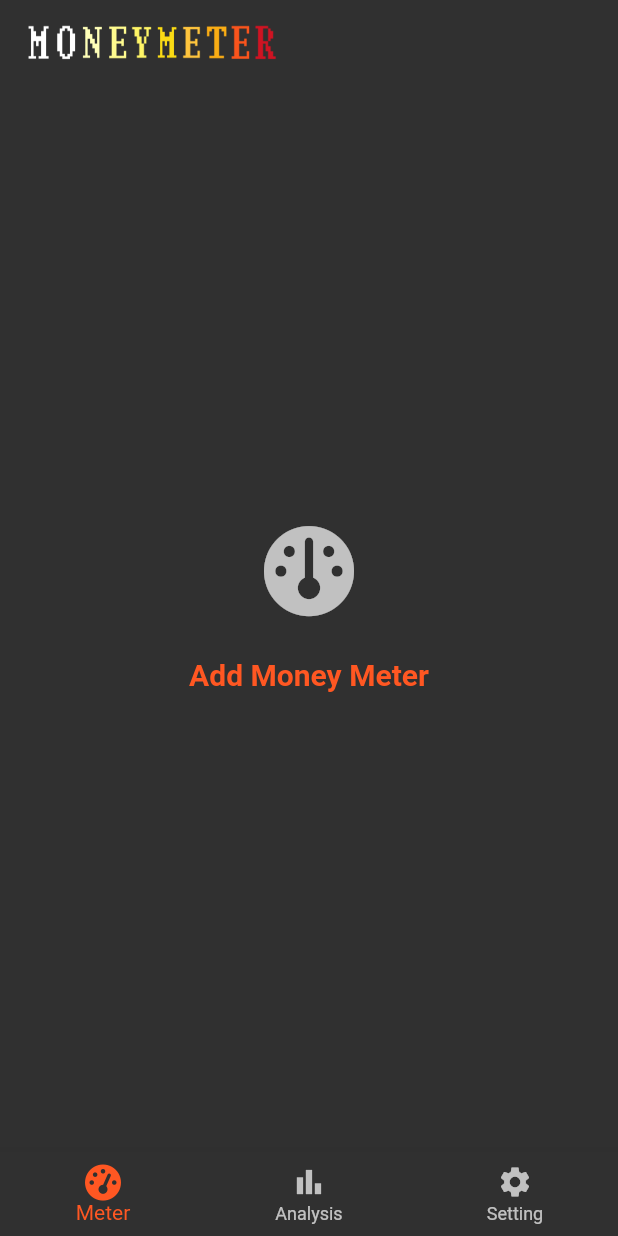
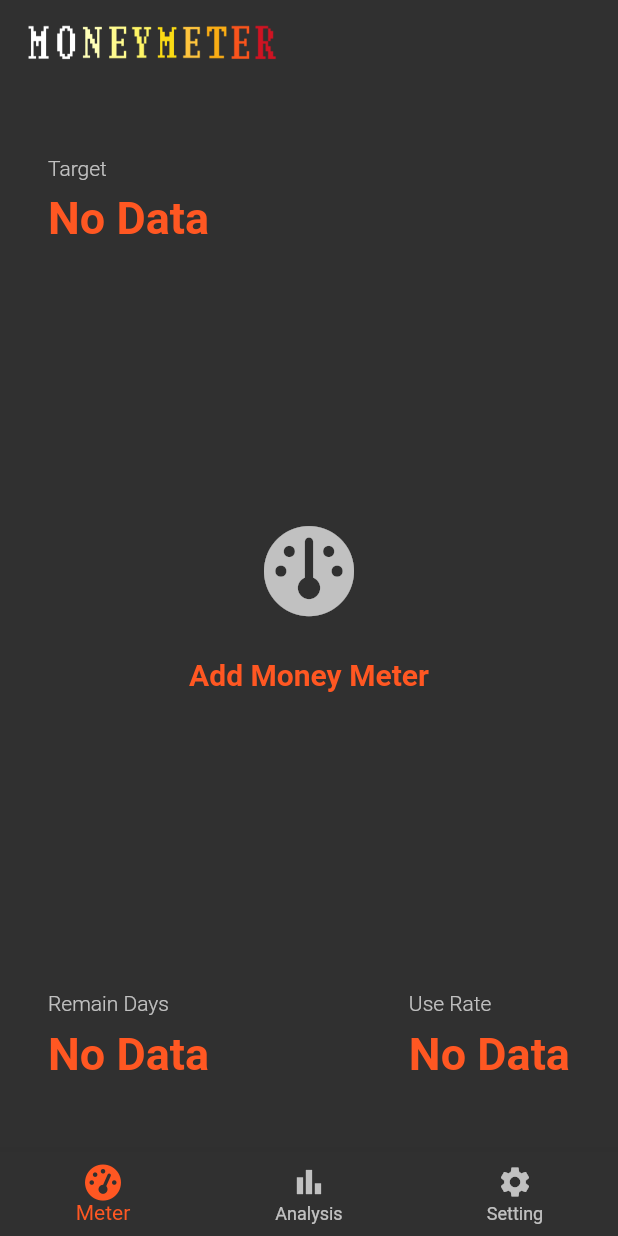
Before and after one commit to kolbe-ryo/budget_scouter, a Flutter app: the screen it shows after launch, on a phone screen of 412 x 824 dp. Run offline on Flutter 3.47's test engine with Material 2 defaults, Android fonts, the phone set to English and light mode, and no system bars; our stand-ins replace flutter_riverpod, font_awesome_flutter, freezed_annotation, pie_chart, shared_preferences; generated files the repository leaves out were written again.

Commit message:
Display model

```diff
--- a/lib/constant/style.dart
+++ b/lib/constant/style.dart
@@ -2,6 +2,12 @@
 import 'package:flutter/material.dart';
 
 const kSpacing = 16.0;
+
+kTextStyleCaption({Color color = kThemeColor}) => TextStyle(
+      color: color,
+      fontSize: 30,
+      fontWeight: FontWeight.w600,
+    );
 
 const kTextStylePrimary = TextStyle(
   color: kThemeColor,
--- a/lib/enum/meter_radius_enum.dart
+++ b/lib/enum/meter_radius_enum.dart
@@ -16,7 +16,7 @@ extension MeterRadiusEnumExt on MeterRadiusEnum {
       case MeterRadiusEnum.smallOuter:
         return constraints.maxWidth / 3;
       case MeterRadiusEnum.largeInner:
-        return constraints.maxWidth - 30;
+        return constraints.maxWidth - 45;
       case MeterRadiusEnum.largeOuter:
         return constraints.maxWidth;
     }
--- a/lib/model/money_meter_model.dart
+++ b/lib/model/money_meter_model.dart
@@ -17,7 +17,6 @@ class MoneyMeterModel with _$MoneyMeterModel {
     @Default('') String target,
     @Default(0) int initBalance,
     @Default(0) int balance,
-    @Default(0) int remainDays,
     @Default(CurrencyDataEnum.dollar) CurrencyDataEnum currency,
     @Default(true) isForwardBalance,
     @Default(<MoneyConsumptionHistoryModel>[]) List<MoneyConsumptionHistoryModel> moneyConsumptionHistoryModelList,
@@ -25,5 +24,11 @@ class MoneyMeterModel with _$MoneyMeterModel {
 
   factory MoneyMeterModel.fromJson(Map<String, dynamic> json) => _$MoneyMeterModelFromJson(json);
 
-  int get balanceRatio => (balance / initBalance).ceil();
+  String get balanceRatio {
+    try {
+      return ((balance / initBalance).ceil() * 100).toString();
+    } catch (error) {
+      return 0.toString();
+    }
+  }
 }
--- a/lib/service/shared_preference_service.dart
+++ b/lib/service/shared_preference_service.dart
@@ -28,9 +28,9 @@ class SharedPreferenceService implements SharedPreferenceInterface {
   Future<void> save(MoneyMeterModel value) async {
     final storage = await _storage;
     final savingItem = json.encode(value.toJson());
-    if (storage.containsKey(kStorageKey)) {
-      await storage.setString(kStorageKey, savingItem);
-    }
+    // if (storage.containsKey(kStorageKey)) {
+    await storage.setString(kStorageKey, savingItem);
+    // }
     return;
   }
 
--- /dev/null
+++ b/lib/util/number_formatter.dart
@@ -0,0 +1,9 @@
+// Package imports:
+import 'package:intl/intl.dart';
+
+class NumberFormatter {
+  static currencyFormatter(int currency) {
+    final formatter = NumberFormat("#,###");
+    return formatter.format(currency);
+  }
+}
--- a/lib/view/common/input_tile.dart
+++ b/lib/view/common/input_tile.dart
@@ -46,7 +46,11 @@ class InputTile extends ConsumerWidget {
           keyboardType: numOnly ? TextInputType.number : null,
           style: kTextStyleSecondary,
           onChanged: (String text) => ref.read(initialMoneyMeterStateProvider.state).update(
-                (state) => isTarget ? state.copyWith(target: text) : state.copyWith(initBalance: int.parse(text)),
+                (state) => isTarget
+                    ? state.copyWith(target: text)
+                    : state.copyWith(
+                        initBalance: int.parse(text),
+                      ),
               ),
         ),
       ],
--- /dev/null
+++ b/lib/view/common/top_caption_texts.dart
@@ -0,0 +1,27 @@
+// Flutter imports:
+import 'package:flutter/material.dart';
+
+// Project imports:
+import '../../constant/style.dart';
+
+class TopCaptionTexts extends StatelessWidget {
+  const TopCaptionTexts({Key? key, required this.title, required this.content}) : super(key: key);
+
+  final String title;
+  final String content;
+
+  @override
+  Widget build(BuildContext context) {
+    return Column(
+      crossAxisAlignment: CrossAxisAlignment.start,
+      children: [
+        Text(title, style: kTextStyleHint),
+        const SizedBox(height: kSpacing / 2),
+        Text(
+          content,
+          style: kTextStyleCaption(),
+        ),
+      ],
+    );
+  }
+}
--- a/lib/view/modal/money_meter_initital_setting_modal.dart
+++ b/lib/view/modal/money_meter_initital_setting_modal.dart
@@ -68,7 +68,9 @@ class MoneyMeterInitialSettingModal extends ConsumerWidget {
 
             // Validate for nothing to input
             if (moneyMeterModel.target.isNotEmpty && moneyMeterModel.initBalance > 0) {
-              ref.read(moneyMeterProvider.notifier).save(moneyMeterModel);
+              ref
+                  .read(moneyMeterProvider.notifier)
+                  .save(moneyMeterModel.copyWith(balance: moneyMeterModel.initBalance));
               Navigator.pop(context);
             } else {
               showDialog(
--- a/lib/view/money_meter/money_meter.dart
+++ b/lib/view/money_meter/money_meter.dart
@@ -1,10 +1,16 @@
 // Flutter imports:
 import 'package:flutter/material.dart';
 
+// Package imports:
+import 'package:font_awesome_flutter/font_awesome_flutter.dart';
+
 // Project imports:
+import '../../constant/style.dart';
+import '../../enum/currency_data_enum.dart';
 import '../../enum/meter_in_out_enum.dart';
 import '../../enum/meter_radius_enum.dart';
 import '../../model/money_meter_model.dart';
+import '../../util/number_formatter.dart';
 import 'meter_widget.dart';
 import 'money_meter_abstract.dart';
 import 'money_meter_additional_widget.dart';
@@ -17,7 +23,25 @@ class MoneyMeter extends MoneyMeterAbstract {
   @override
   Widget? innerTextWidget() {
     if (moneyMeterModel.hasdata) {
-      return const Text('REMAIN');
+      return Column(
+        children: [
+          Text(
+            'Balance',
+            style: kTextStyleCaption(color: kDarkTextColor),
+          ),
+          Row(
+            mainAxisAlignment: MainAxisAlignment.center,
+            children: [
+              FaIcon(moneyMeterModel.currency.icon),
+              const SizedBox(width: kSpacing / 2),
+              Text(
+                NumberFormatter.currencyFormatter(moneyMeterModel.balance).toString(),
+                style: kTextStyleCaption(color: kDarkTextColor),
+              ),
+            ],
+          ),
+        ],
+      );
     }
     return null;
   }
--- a/lib/view/page/money_meter_page.dart
+++ b/lib/view/page/money_meter_page.dart
@@ -5,7 +5,9 @@ import 'package:flutter/material.dart';
 import 'package:flutter_riverpod/flutter_riverpod.dart';
 
 // Project imports:
+import '../../constant/style.dart';
 import '../../model/money_meter_model.dart';
+import '../common/top_caption_texts.dart';
 import '../money_meter/money_meter.dart';
 import '../view_model/money_meter_page_view_model.dart';
 
@@ -18,8 +20,49 @@ class MoneyMeterPage extends ConsumerWidget {
 
   @override
   Widget build(BuildContext context, WidgetRef ref) {
+    final hadData = ref.watch(moneyMeterProvider.select((state) => state.hasdata));
     return Scaffold(
-      body: Center(child: MoneyMeter(ref.watch(moneyMeterProvider))),
+      body: FutureBuilder(
+        future: ref.read(moneyMeterProvider.notifier).fetch(),
+        builder: (context, snapShot) {
+          if (snapShot.hasData) {
+            return Column(
+              mainAxisAlignment: MainAxisAlignment.spaceBetween,
+              crossAxisAlignment: CrossAxisAlignment.stretch,
+              children: [
+                Padding(
+                  padding: const EdgeInsets.fromLTRB(kSpacing, kSpacing * 2, 0, 0),
+                  child: TopCaptionTexts(
+                    title: 'Target',
+                    content: hadData ? ref.watch(moneyMeterProvider.select((state) => state.target)) : 'No Data',
+                  ),
+                ),
+                MoneyMeter(ref.watch(moneyMeterProvider)),
+                Padding(
+                  padding: const EdgeInsets.fromLTRB(kSpacing, 0, kSpacing, kSpacing * 2),
+                  child: Row(
+                    mainAxisAlignment: MainAxisAlignment.spaceBetween,
+                    children: [
+                      TopCaptionTexts(
+                        title: 'Remain Days',
+                        content: hadData ? ref.watch(moneyMeterProvider.notifier).remainDays : 'No Data',
+                      ),
+                      TopCaptionTexts(
+                        title: 'Use Rate',
+                        content: hadData
+                            ? '${ref.watch(moneyMeterProvider.select((state) => state.balanceRatio))}%'
+                            : 'No Data',
+                      ),
+                    ],
+                  ),
+                ),
+              ],
+            );
+          } else {
+            return const SizedBox.shrink();
+          }
+        },
+      ),
     );
   }
 }
--- a/lib/view/page/setting_page.dart
+++ b/lib/view/page/setting_page.dart
@@ -1,7 +1,11 @@
 // Flutter imports:
-import 'package:budget_scouter/view/page/money_meter_page.dart';
 import 'package:flutter/material.dart';
+
+// Package imports:
 import 'package:flutter_riverpod/flutter_riverpod.dart';
+
+// Project imports:
+import 'money_meter_page.dart';
 
 class SettingPage extends ConsumerWidget {
   const SettingPage({Key? key}) : super(key: key);
```
Also changed, not shown: lib/view/money_meter/meter_widget.dart (+9 -4 lines), lib/view/view_model/money_meter_page_view_model.dart (+13 -2 lines), lib/model/money_meter_model.freezed.dart, lib/model/money_meter_model.g.dart, pubspec.lock, 1 other file.
